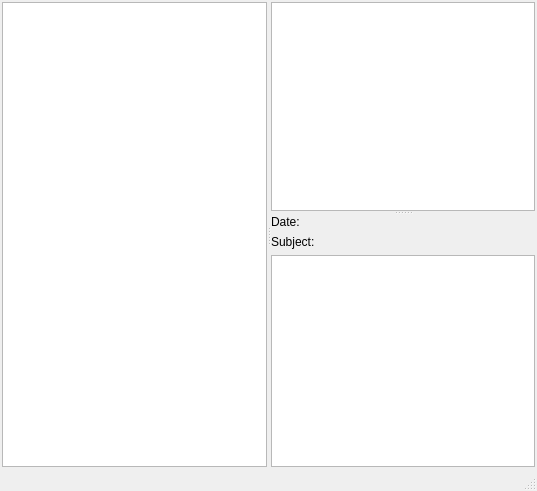
xmpp-graveyard/jabbim, file plugins/news/news.ui: the form before one commit.
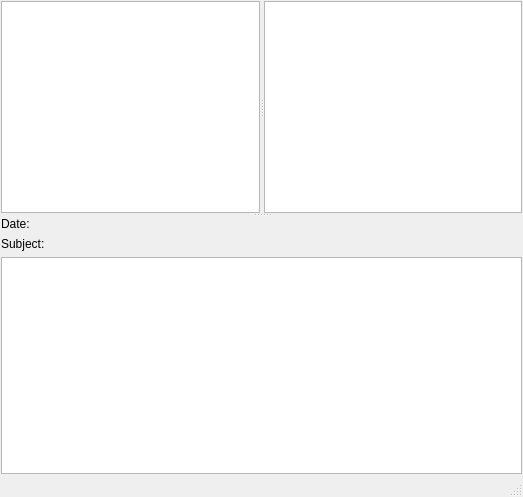
The form after the commit.

Commit message: news plugin

```diff
--- a/plugins/news/news.ui
+++ b/plugins/news/news.ui
@@ -5,8 +5,8 @@
    <rect>
     <x>0</x>
     <y>0</y>
-    <width>537</width>
-    <height>491</height>
+    <width>523</width>
+    <height>497</height>
    </rect>
   </property>
   <property name="windowTitle" >
@@ -15,7 +15,7 @@
   <widget class="QWidget" name="centralwidget" >
    <layout class="QGridLayout" >
     <property name="margin" >
-     <number>2</number>
+     <number>1</number>
     </property>
     <property name="spacing" >
      <number>6</number>
@@ -23,15 +23,16 @@
     <item row="0" column="0" >
      <widget class="QSplitter" name="splitter_2" >
       <property name="orientation" >
+       <enum>Qt::Vertical</enum>
+      </property>
+      <widget class="QSplitter" name="splitter" >
+       <property name="orientation" >
        <enum>Qt::Horizontal</enum>
       </property>
       <widget class="QListWidget" name="roster" />
-      <widget class="QSplitter" name="splitter" >
-       <property name="orientation" >
-        <enum>Qt::Vertical</enum>
-       </property>
        <widget class="QListWidget" name="zpravy" />
-       <widget class="QWidget" name="" >
+      </widget>
+      <widget class="QWidget" name="layoutWidget" >
         <layout class="QVBoxLayout" >
          <property name="margin" >
           <number>0</number>
@@ -103,7 +104,6 @@
         </layout>
        </widget>
       </widget>
-     </widget>
     </item>
    </layout>
   </widget>
@@ -112,7 +112,7 @@
     <rect>
      <x>0</x>
      <y>0</y>
-     <width>537</width>
+     <width>523</width>
      <height>25</height>
     </rect>
    </property>
```
Lines whose indentation alone changed are shown as unchanged. The commit also changes 1 other file.
